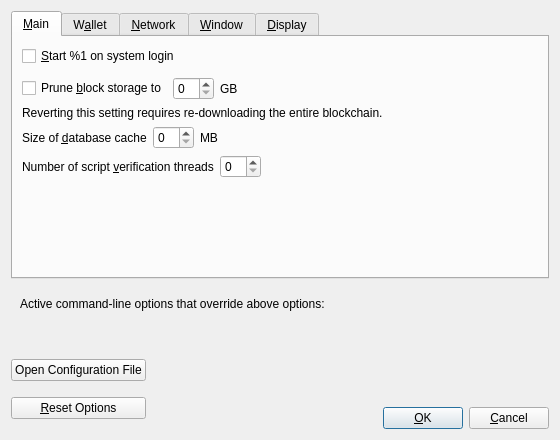
Old version of the form src/qt/forms/optionsdialog.ui in the repository dime-coin/dimecoin.
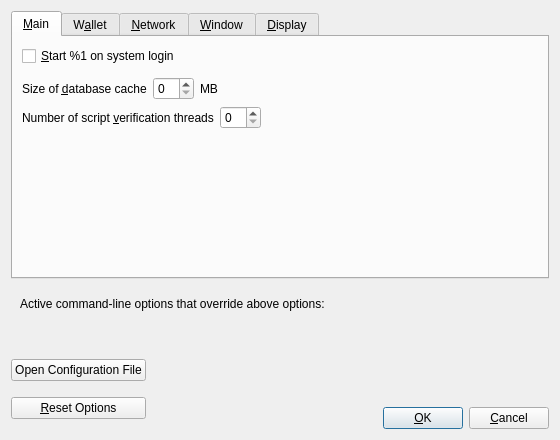
New version of the form. Custom widgets are drawn as their Qt base class.

Commit message: block pruning is not compatible with masternode/pos currencies

Diff of the .ui file:
```diff
--- a/src/qt/forms/optionsdialog.ui
+++ b/src/qt/forms/optionsdialog.ui
@@ -50,56 +50,6 @@
          </property>
         </spacer>
        </item>
-       <item>
-       <layout class="QHBoxLayout" name="horizontalLayout_Main_Prune">
-        <item>
-         <widget class="QCheckBox" name="prune">
-          <property name="toolTip">
-           <string>Disables some advanced features but all blocks will still be fully validated. Reverting this setting requires re-downloading the entire blockchain. Actual disk usage may be somewhat higher.</string>
-          </property>
-          <property name="text">
-           <string>Prune &amp;block storage to</string>
-          </property>
-         </widget>
-        </item>
-        <item>
-         <widget class="QSpinBox" name="pruneSize"/>
-        </item>
-         <item>
-          <widget class="QLabel" name="pruneSizeUnitLabel">
-           <property name="text">
-            <string>GB</string>
-           </property>
-           <property name="textFormat">
-            <enum>Qt::PlainText</enum>
-           </property>
-          </widget>
-         </item>
-         <item>
-          <spacer name="horizontalSpacer_Main_Prune">
-           <property name="orientation">
-            <enum>Qt::Horizontal</enum>
-           </property>
-           <property name="sizeHint" stdset="0">
-            <size>
-             <width>40</width>
-             <height>20</height>
-            </size>
-           </property>
-          </spacer>
-         </item>
-        </layout>
-       </item>
-       <item>
-        <widget class="QLabel" name="pruneWarning">
-         <property name="text">
-          <string>Reverting this setting requires re-downloading the entire blockchain.</string>
-         </property>
-         <property name="textFormat">
-          <enum>Qt::PlainText</enum>
-         </property>
-        </widget>
-       </item>
        <item>
         <layout class="QHBoxLayout" name="horizontalLayout_2_Main">
          <item>
```
The commit also changes 12 other files.
